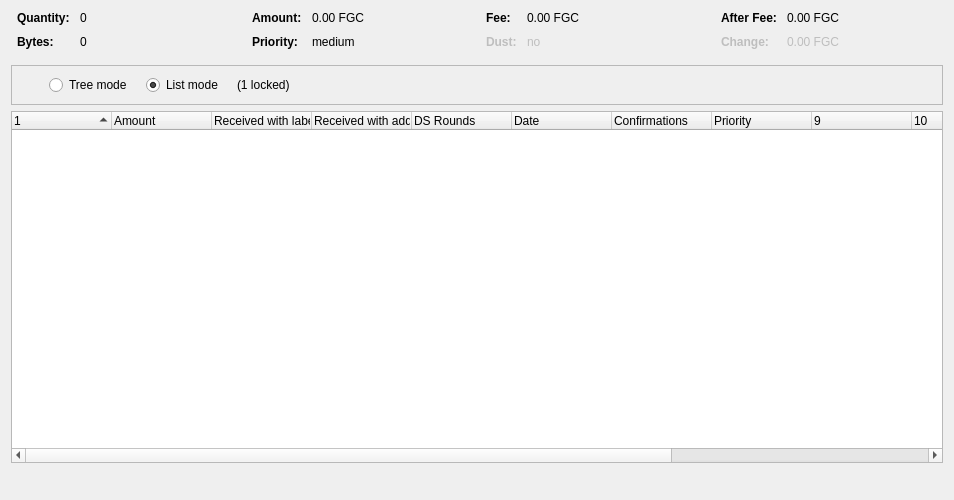
First picture: the form in src/qt/forms/coincontroldialog.ui, repository NicoDFS/FGC-1.2.5, before the edit.
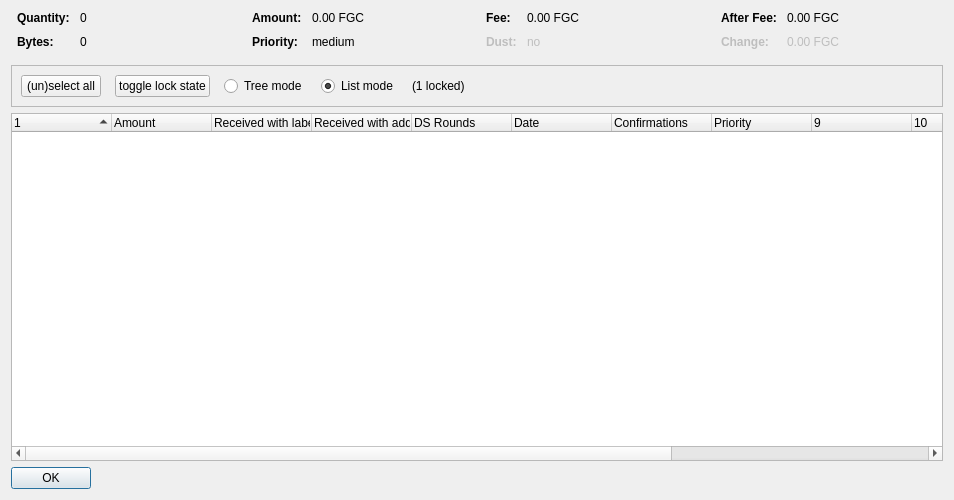
Second picture: the form after the edit. Custom widgets are drawn as their Qt base class.

```diff
--- a/src/qt/forms/coincontroldialog.ui
+++ b/src/qt/forms/coincontroldialog.ui
@@ -353,7 +353,7 @@
          <number>14</number>
         </property>
         <item>
-         <widget class="QtMaterialFlatButton" name="pushButtonSelectAll" native="true">
+         <widget class="QPushButton" name="pushButtonSelectAll">
           <property name="sizePolicy">
            <sizepolicy hsizetype="Maximum" vsizetype="Fixed">
             <horstretch>0</horstretch>
@@ -369,7 +369,7 @@
          </widget>
         </item>
         <item>
-         <widget class="QtMaterialFlatButton" name="pushButtonToggleLock" native="true">
+         <widget class="QPushButton" name="pushButtonToggleLock">
           <property name="sizePolicy">
            <sizepolicy hsizetype="Maximum" vsizetype="Fixed">
             <horstretch>0</horstretch>
@@ -526,37 +526,20 @@
     </widget>
    </item>
    <item>
-    <layout class="QHBoxLayout" name="horizontalLayout_2">
-     <item>
-      <spacer name="horizontalSpacer_2">
-       <property name="orientation">
-        <enum>Qt::Horizontal</enum>
-       </property>
-       <property name="sizeType">
-        <enum>QSizePolicy::Expanding</enum>
-       </property>
-       <property name="sizeHint" stdset="0">
-        <size>
-         <width>40</width>
-         <height>20</height>
-        </size>
-       </property>
-      </spacer>
-     </item>
-     <item>
-      <widget class="QtMaterialFlatButton" name="selectButton" native="true">
+    <widget class="QDialogButtonBox" name="buttonBox">
      <property name="sizePolicy">
-        <sizepolicy hsizetype="Preferred" vsizetype="Preferred">
+      <sizepolicy hsizetype="Maximum" vsizetype="Fixed">
        <horstretch>0</horstretch>
        <verstretch>0</verstretch>
       </sizepolicy>
      </property>
-	    <property name="text" stdset="0">
-        <string>OK</string>
+     <property name="orientation">
+      <enum>Qt::Horizontal</enum>
+     </property>
+     <property name="standardButtons">
+      <set>QDialogButtonBox::Ok</set>
      </property>
     </widget>
-   </item>
-  </layout>
    </item>
   </layout>
  </widget>
@@ -566,11 +549,6 @@
    <extends>QTreeWidget</extends>
    <header>coincontroltreewidget.h</header>
   </customwidget>
-  <customwidget>
-   <class>QtMaterialFlatButton</class>
-   <extends>QWidget</extends>
-   <header>qtmaterialflatbutton.h</header>
-  </customwidget>
  </customwidgets>
  <resources/>
  <connections/>
```
Left out of the diff: 8 changed lines with no effect on the pictures.
